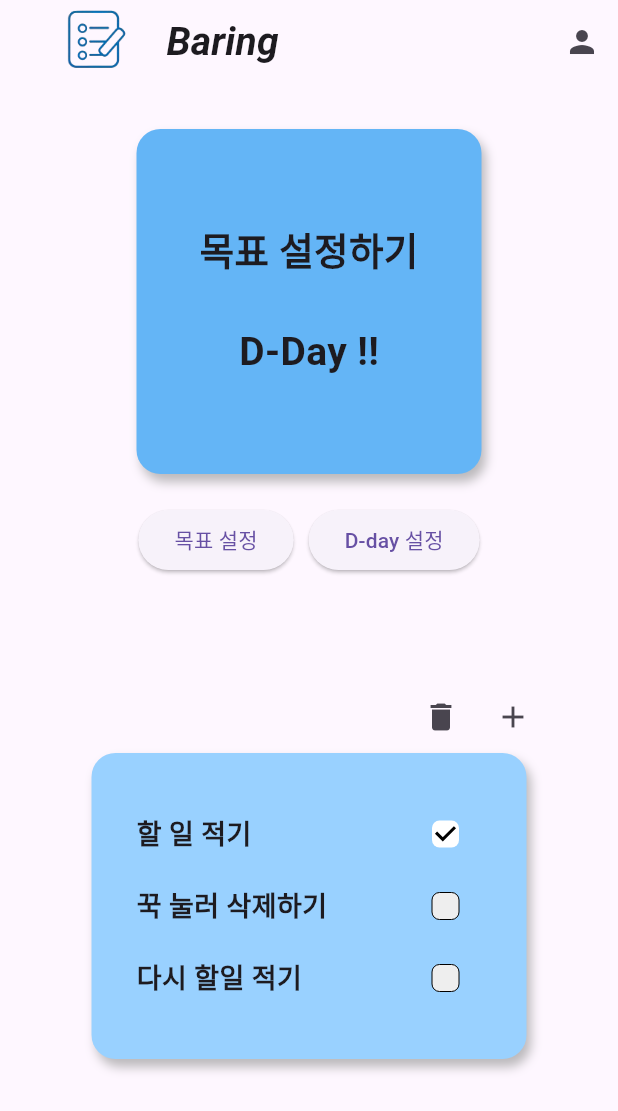
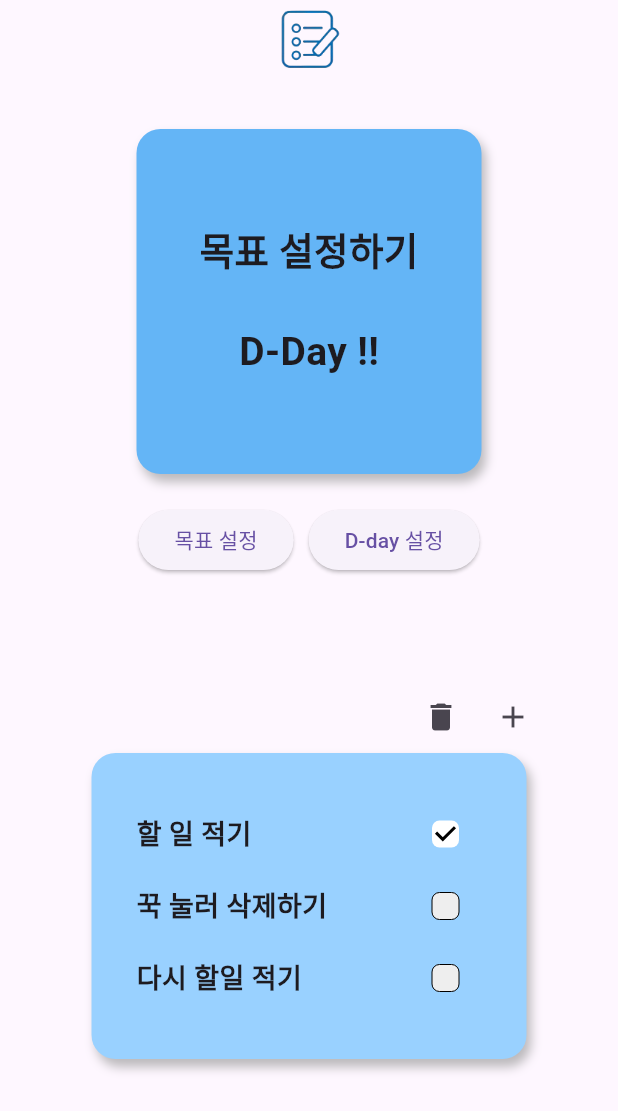
Before and after one commit to kizzong/baring, a Flutter app: the screen it shows after launch, on a phone screen of 412 x 824 dp. Shown: the top 1111 px of the screen. Run offline on Flutter 3.47's test engine with Material 3 defaults, Android fonts, the phone set to English and light mode, and no system bars; our stand-ins replace hive_flutter, lottie; accounts and stored records are empty.

Commit message:
List_page 파일이 안올라가서 한번 더 올림
List_page 파일이 안올라가서 한번 더 올림ㅇㅇ

```diff
--- a/lib/list_page/list_page.dart
+++ b/lib/list_page/list_page.dart
@@ -279,34 +279,34 @@ class _ListPageState extends State<ListPage> {
     return Scaffold(
       appBar: AppBar(
         title: Row(
-          // mainAxisAlignment: MainAxisAlignment.center,
+          mainAxisAlignment: MainAxisAlignment.center,
           children: [
             Image.asset(
               "assets/logo/baring_bgremove.png",
               height: 95,
               width: 95,
             ),
-            Text(
-              'Baring',
-              style: TextStyle(
-                fontSize: 26,
-                fontWeight: FontWeight.w600,
-                fontStyle: FontStyle.italic,
-              ),
-            ),
+            // Text(
+            //   'Baring',
+            //   style: TextStyle(
+            //     fontSize: 26,
+            //     fontWeight: FontWeight.w600,
+            //     fontStyle: FontStyle.italic,
+            //   ),
+            // ),
           ],
         ),
-        actions: [
-          IconButton(
-            icon: Icon(Icons.person),
-            onPressed: () {
-              // 설정 버튼 클릭 시 동작
-              ScaffoldMessenger.of(
-                context,
-              ).showSnackBar(SnackBar(content: Text("설정 기능은 아직 구현되지 않았습니다.")));
-            },
-          ),
-        ],
+        // actions: [
+        //   IconButton(
+        //     icon: Icon(Icons.person),
+        //     onPressed: () {
+        //       // 설정 버튼 클릭 시 동작
+        //       ScaffoldMessenger.of(
+        //         context,
+        //       ).showSnackBar(SnackBar(content: Text("설정 기능은 아직 구현되지 않았습니다.")));
+        //     },
+        //   ),
+        // ],
       ),
 
       body: SingleChildScrollView(
```
